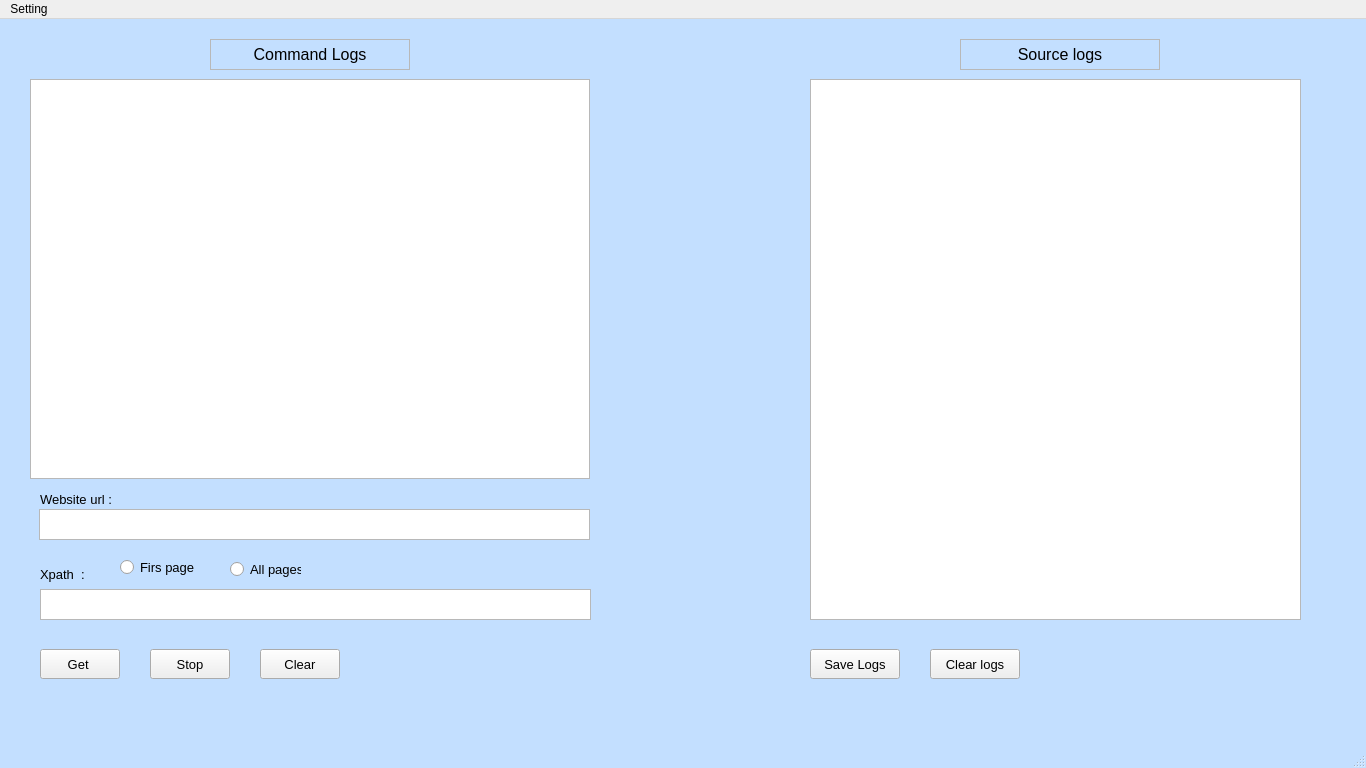
The window that PyQtDesigner/WebScrapper/WebScrapper.ui (NishantGhanate/PythonScripts) describes before a commit, drawn with Qt 5.
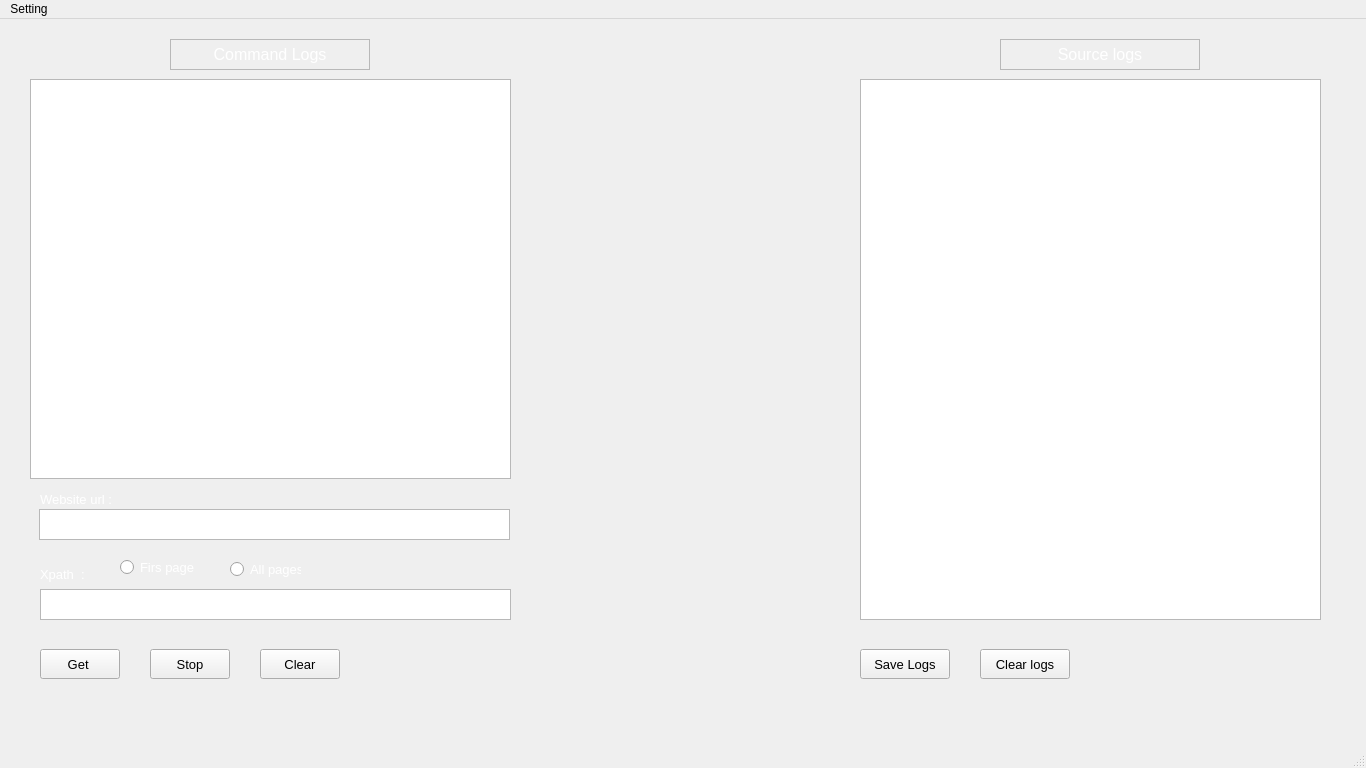
The same window after the commit. Icons and pictures are not drawn.

What changed in the file:
```diff
--- a/PyQtDesigner/WebScrapper/WebScrapper.ui
+++ b/PyQtDesigner/WebScrapper/WebScrapper.ui
@@ -19,20 +19,35 @@
   <property name="styleSheet">
    <string notr="true">QMainWindow#MainWindow
 {
-	background-color:rgb(195,223,255);
+	/*background-color:rgb(195,223,255);*/
+	background-image: url('H:/Github/PythonScripts/PyQtDesigner/WebScrapper/bg.png');
+ 	background-position: center; /* Center the image */
+	 background-repeat: no-repeat;
+    background-size: cover;
+              
 	
 }
 
 
 QWidget#centralwidget
 {
+/*
+	background-image: url('H:/Github/PythonScripts/PyQtDesigner/WebScrapper/bg.png');
+	background-size: 300px 100px;
+		background-position: center; 
+	background-size: cover;
+*/
 
-	background-size:     cover;                   
-    background-repeat:   no-repeat;
-    background-position: center center;  
-	background-color:rgb(195,223,255);
-	
+}
 
+QLabel
+{	
+	color:rgb(255,255,255);
+}
+
+QRadioButton
+{
+	color:rgb(255,255,255);
 }
 
 
@@ -47,7 +62,7 @@
      <rect>
       <x>30</x>
       <y>60</y>
-      <width>560</width>
+      <width>481</width>
       <height>400</height>
      </rect>
     </property>
@@ -60,9 +75,9 @@
    <widget class="QListWidget" name="listWidgetLogs">
     <property name="geometry">
      <rect>
-      <x>810</x>
+      <x>860</x>
       <y>60</y>
-      <width>491</width>
+      <width>461</width>
       <height>541</height>
      </rect>
     </property>
@@ -95,7 +110,7 @@
      <rect>
       <x>39</x>
       <y>490</y>
-      <width>551</width>
+      <width>471</width>
       <height>31</height>
      </rect>
     </property>
@@ -110,7 +125,7 @@
      <rect>
       <x>40</x>
       <y>570</y>
-      <width>551</width>
+      <width>471</width>
       <height>31</height>
      </rect>
     </property>
@@ -123,7 +138,7 @@
    <widget class="QPushButton" name="buttonClearLogs">
     <property name="geometry">
      <rect>
-      <x>930</x>
+      <x>980</x>
       <y>630</y>
       <width>90</width>
       <height>30</height>
@@ -141,7 +156,7 @@
    <widget class="QPushButton" name="buttonSaveLogs">
     <property name="geometry">
      <rect>
-      <x>810</x>
+      <x>860</x>
       <y>630</y>
       <width>90</width>
       <height>30</height>
@@ -213,7 +228,7 @@
    <widget class="QLabel" name="labelMain">
     <property name="geometry">
      <rect>
-      <x>210</x>
+      <x>170</x>
       <y>20</y>
       <width>200</width>
       <height>31</height>
@@ -243,7 +258,7 @@
    <widget class="QLabel" name="labelLog">
     <property name="geometry">
      <rect>
-      <x>960</x>
+      <x>1000</x>
       <y>20</y>
       <width>200</width>
       <height>31</height>
```
